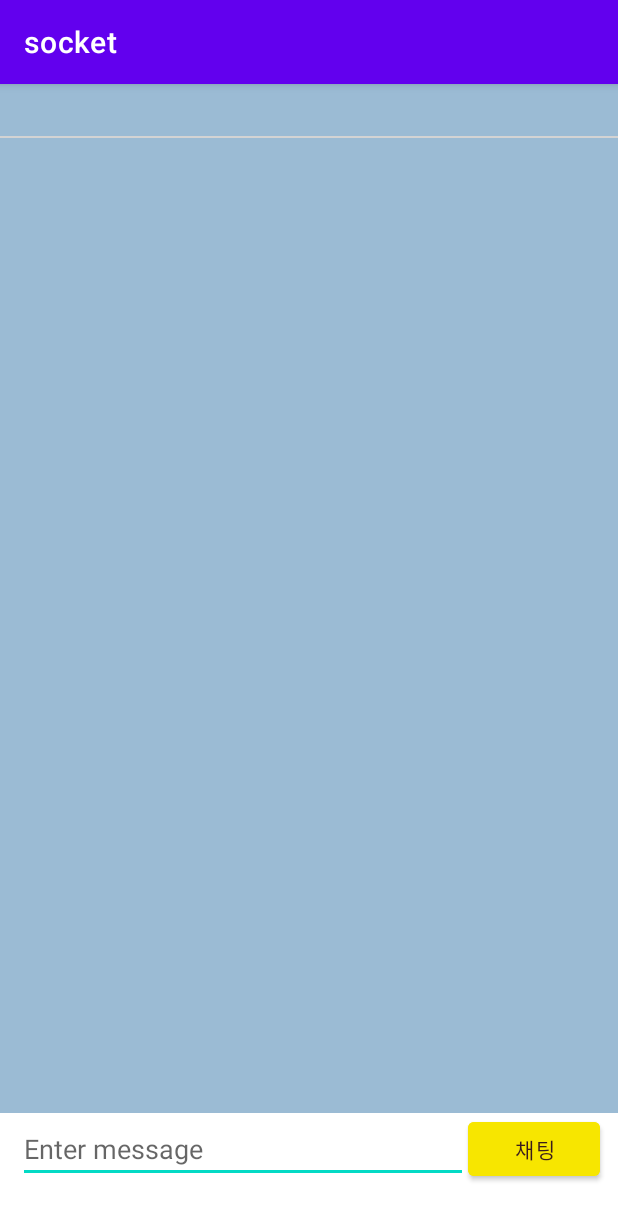
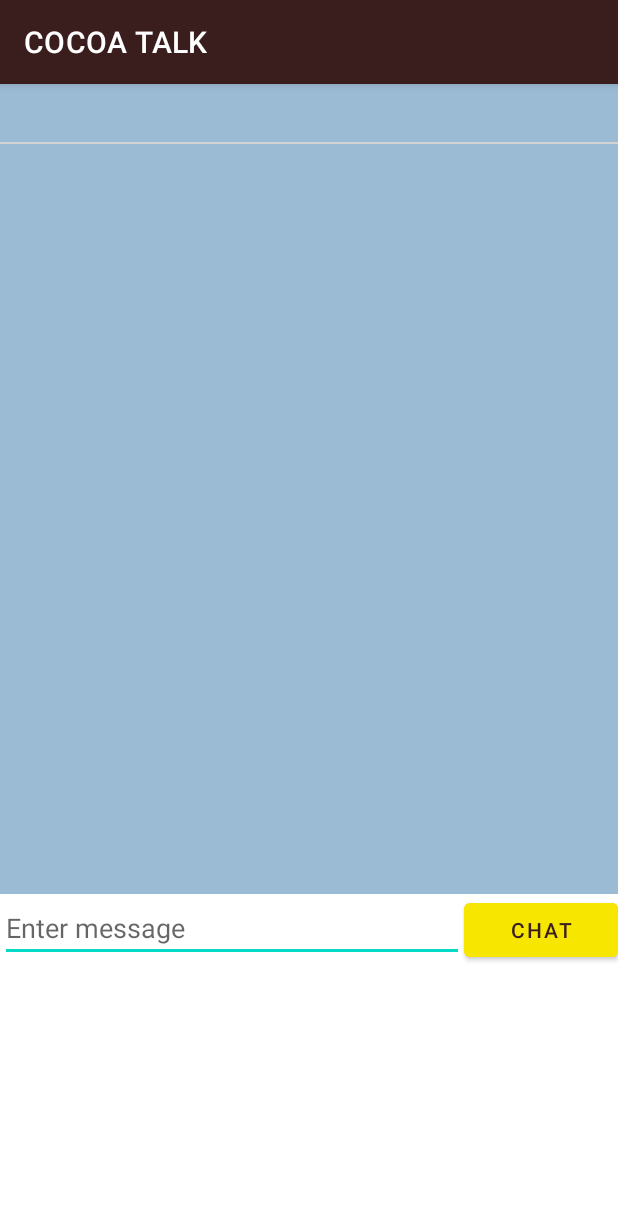
Before and after one commit to Jueunkim429/socket, an Android app: the MainActivity screen opened directly, with no data from a screen before it, on a phone screen of 412 x 824 dp. Shown: the top 1220 px of the screen. Run offline under Robolectric (Android 15) with nearby library versions, the phone set to English and light mode, and no system bars.

Commit message:
클라이언트

```diff
--- a/socket/app/src/main/AndroidManifest.xml
+++ b/socket/app/src/main/AndroidManifest.xml
@@ -9,9 +9,9 @@
         android:allowBackup="true"
         android:dataExtractionRules="@xml/data_extraction_rules"
         android:fullBackupContent="@xml/backup_rules"
-        android:icon="@mipmap/ic_launcher"
+        android:icon="@drawable/talk"
         android:label="@string/app_name"
-        android:roundIcon="@mipmap/ic_launcher_round"
+        android:roundIcon="@drawable/talk"
         android:supportsRtl="true"
         android:theme="@style/Theme.Socket"
         tools:targetApi="31">
@@ -25,7 +25,7 @@
         </activity>
         <activity
             android:name=".MainActivity"
-            android:windowSoftInputMode="adjustResize">
+            android:windowSoftInputMode="adjustPan">
 
         </activity>
 
--- a/socket/app/src/main/res/layout/activity_main.xml
+++ b/socket/app/src/main/res/layout/activity_main.xml
@@ -6,57 +6,53 @@
     android:layout_height="match_parent"
     android:orientation="vertical"
     tools:context=".MainActivity">
-    <LinearLayout
-        android:layout_width="match_parent"
-        android:layout_height="wrap_content"
-        android:orientation="vertical">
     <TextView
         android:id="@+id/textView"
         android:layout_width="match_parent"
         android:layout_height="wrap_content"
+        android:text="Hello World!"
         android:layout_gravity="center"
-            android:textAlignment="center"
         android:background="#9bbbd4"
-            android:text="Hello World!"
-            android:textSize="25sp"/>
+        android:textSize="13pt"
+        android:textAlignment="center"/>
     <View
         android:layout_width="match_parent"
         android:layout_height="1dp"
         android:background="#d3d3d3" />
-
     <ScrollView
         android:layout_width="match_parent"
-        android:layout_height="650dp"
+        android:layout_height="500dp"
         android:background="#9bbbd4">
+
         <TextView
             android:id="@+id/chatView"
-            android:layout_width="wrap_content"
+            android:layout_width="match_parent"
+            android:layout_height="match_parent"
+            android:layout_marginTop="30dp"
+            android:textSize="15pt"/>
+    </ScrollView>
+
+    <LinearLayout
+        android:layout_width="fill_parent"
         android:layout_height="wrap_content"
-            android:layout_marginTop="30dp" />
-    </ScrollView>
+        android:orientation="horizontal">
+
+        <EditText
+            android:id="@+id/message"
+            android:layout_width="fill_parent"
+            android:layout_height="wrap_content"
+            android:layout_weight="1"
+            android:hint="Enter message" />
+
+        <Button
+            android:id="@+id/chatbutton"
+            android:layout_width="fill_parent"
+            android:layout_height="wrap_content"
+            android:layout_weight="3"
+            android:backgroundTint="#F7E600"
+            android:textColor="#3A1D1D"
+            android:text="chat" />
 
     </LinearLayout>
 
-<LinearLayout
-    android:layout_width="match_parent"
-    android:layout_height="wrap_content"
-    android:orientation="horizontal"
-    android:layout_alignParentBottom="true"
-    app:layout_constraintBottom_toBottomOf="parent"
-    android:gravity="center">
-
-    <EditText
-        android:id="@+id/message"
-        android:layout_width="300dp"
-        android:layout_height="wrap_content"
-        android:hint="Enter message"/>
-    <Button
-        android:layout_width="wrap_content"
-        android:layout_height="wrap_content"
-        android:id="@+id/chatbutton"
-        android:backgroundTint="#F7E600"
-        android:textColor="#3A1D1D"
-        android:text="채팅"/>
 </LinearLayout>
-
-</LinearLayout>
--- a/socket/app/src/main/res/values/strings.xml
+++ b/socket/app/src/main/res/values/strings.xml
@@ -1,3 +1,3 @@
 <resources>
-    <string name="app_name">socket</string>
+    <string name="app_name">COCOA TALK</string>
 </resources>
--- a/socket/app/src/main/res/values/themes.xml
+++ b/socket/app/src/main/res/values/themes.xml
@@ -2,8 +2,8 @@
     <!-- Base application theme. -->
     <style name="Theme.Socket" parent="Theme.MaterialComponents.DayNight.DarkActionBar">
         <!-- Primary brand color. -->
-        <item name="colorPrimary">@color/purple_500</item>
-        <item name="colorPrimaryVariant">@color/purple_700</item>
+        <item name="colorPrimary">#3A1D1D</item>
+        <item name="colorPrimaryVariant">@color/black</item>
         <item name="colorOnPrimary">@color/white</item>
         <!-- Secondary brand color. -->
         <item name="colorSecondary">@color/teal_200</item>
```
Lines whose indentation alone changed are shown as unchanged.
